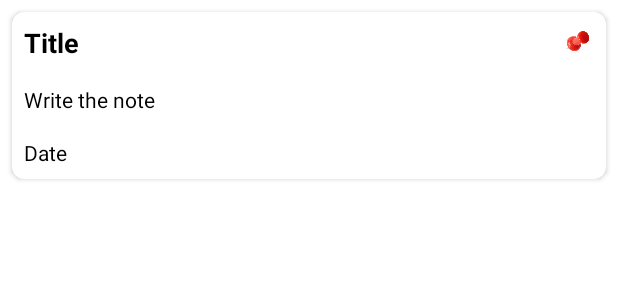
After one commit to Lexus911/Final_Project_TMS, an Android app: the layout notes_list.xml on its own in the app's theme, with its tools: preview values and no code run, on a phone screen of 412 x 824 dp. The commit adds this screen. Shown: the top 300 px of the screen. Run offline under Robolectric (Android 15) with nearby library versions, the phone set to English and light mode, and no system bars.

Commit message:
Notes Fragment + recycler view + adapter + view holder + listener

```diff
--- a/app/src/main/java/com/example/teachmenotes/domain/NotesInteractor.kt
+++ b/app/src/main/java/com/example/teachmenotes/domain/NotesInteractor.kt
@@ -1,6 +1,6 @@
 package com.example.teachmenotes.domain
 
-Iimport javax.inject.Inject
+import javax.inject.Inject
 
 class NotesInteractor @Inject constructor(private val notesRepository: NotesRepository) {
 }
--- a/app/src/main/java/com/example/teachmenotes/presentation/MainActivity.kt
+++ b/app/src/main/java/com/example/teachmenotes/presentation/MainActivity.kt
@@ -3,10 +3,13 @@ package com.example.teachmenotes.presentation
 import androidx.appcompat.app.AppCompatActivity
 import android.os.Bundle
 import com.example.teachmenotes.R
+import com.example.teachmenotes.databinding.ActivityMainBinding
 import dagger.hilt.android.AndroidEntryPoint
 
 @AndroidEntryPoint
 class MainActivity : AppCompatActivity() {
+    private lateinit var binding: ActivityMainBinding
+
     override fun onCreate(savedInstanceState: Bundle?) {
         super.onCreate(savedInstanceState)
         setContentView(R.layout.activity_main)
--- /dev/null
+++ b/app/src/main/res/drawable/ic_add_note.xml
@@ -0,0 +1,6 @@
+<vector
+    android:height="24dp" android:tint="#000000"
+    android:viewportHeight="24" android:viewportWidth="24"
+    android:width="24dp" xmlns:android="http://schemas.android.com/apk/res/android">
+    <path android:fillColor="@android:color/white" android:pathData="M19,13h-6v6h-2v-6H5v-2h6V5h2v6h6v2z"/>
+</vector>
--- /dev/null
+++ b/app/src/main/res/layout/notes_list.xml
@@ -0,0 +1,77 @@
+<?xml version="1.0" encoding="utf-8"?>
+<androidx.cardview.widget.CardView
+    xmlns:android="http://schemas.android.com/apk/res/android"
+    android:layout_width="match_parent"
+    android:layout_height="wrap_content"
+    xmlns:app="http://schemas.android.com/apk/res-auto"
+    android:id="@+id/notes_container"
+    app:cardBackgroundColor="@color/white"
+    app:cardCornerRadius="8dp"
+    android:layout_margin="8dp"
+    android:elevation="8dp">
+
+    <androidx.appcompat.widget.LinearLayoutCompat
+        android:layout_width="match_parent"
+        android:layout_height="wrap_content"
+        android:orientation="vertical">
+
+        <com.google.android.material.circularreveal.CircularRevealRelativeLayout
+            android:layout_width="match_parent"
+            android:layout_height="wrap_content">
+            <com.google.android.material.textview.MaterialTextView
+                android:id="@+id/tv_title"
+                android:layout_width="match_parent"
+                android:layout_height="wrap_content"
+                android:text="Title"
+                android:textSize="18sp"
+                android:textStyle="bold"
+                android:textColor="@color/black"
+                android:padding="8dp"
+                android:layout_alignParentStart="true"
+                android:singleLine="true"
+                android:ellipsize="marquee"
+                android:marqueeRepeatLimit="marquee_forever"
+                android:scrollHorizontally="true">
+            </com.google.android.material.textview.MaterialTextView>
+
+            <androidx.appcompat.widget.AppCompatImageView
+                android:id="@+id/iv_pin"
+                android:layout_width="40dp"
+                android:layout_height="40dp"
+                android:layout_alignParentEnd="true"
+                android:src="@drawable/pin_icon">
+
+            </androidx.appcompat.widget.AppCompatImageView>
+        </com.google.android.material.circularreveal.CircularRevealRelativeLayout>
+
+<com.google.android.material.textview.MaterialTextView
+    android:id="@+id/tv_note"
+    android:layout_width="match_parent"
+    android:layout_height="wrap_content"
+    android:textSize="14sp"
+    android:padding="8dp"
+    android:text="Write the note"
+    android:textColor="@color/black"
+    android:maxLines="20"
+    >
+</com.google.android.material.textview.MaterialTextView>
+
+<com.google.android.material.textview.MaterialTextView
+    android:id="@+id/tv_date"
+    android:layout_width="match_parent"
+    android:layout_height="wrap_content"
+    android:textSize="14sp"
+    android:padding="8dp"
+    android:text="Date"
+    android:textColor="@color/black"
+    android:singleLine="true"
+    android:ellipsize="marquee"
+    android:marqueeRepeatLimit="marquee_forever"
+    android:scrollHorizontally="true"
+    >
+</com.google.android.material.textview.MaterialTextView>
+
+
+    </androidx.appcompat.widget.LinearLayoutCompat>
+
+</androidx.cardview.widget.CardView>
--- a/app/src/main/res/values/strings.xml
+++ b/app/src/main/res/values/strings.xml
@@ -1,3 +1,4 @@
 <resources>
     <string name="app_name">TeachMeNotes</string>
+    <string name="hello_blank_fragment">Hello blank fragment</string>
 </resources>
```
Also changed, not shown: app/src/main/java/com/example/teachmenotes/presentation/model/NoteModel.kt (added, +9 -0 lines), app/src/main/java/com/example/teachmenotes/presentation/notes/NotesFragment.kt (added, +39 -0 lines), app/src/main/java/com/example/teachmenotes/presentation/notes/NotesViewModel.kt (added, +14 -0 lines), app/src/main/java/com/example/teachmenotes/presentation/notes/adapter/NotesAdapter.kt (added, +33 -0 lines), app/src/main/java/com/example/teachmenotes/presentation/notes/adapter/NotesViewHolder.kt (added, +25 -0 lines), app/src/main/java/com/example/teachmenotes/presentation/notes/adapter/listener/NotesListener.kt (added, +11 -0 lines), app/src/main/res/layout/fragment_notes.xml (added, +31 -0 lines), app/src/main/res/drawable/pin_icon.jpg (added).
